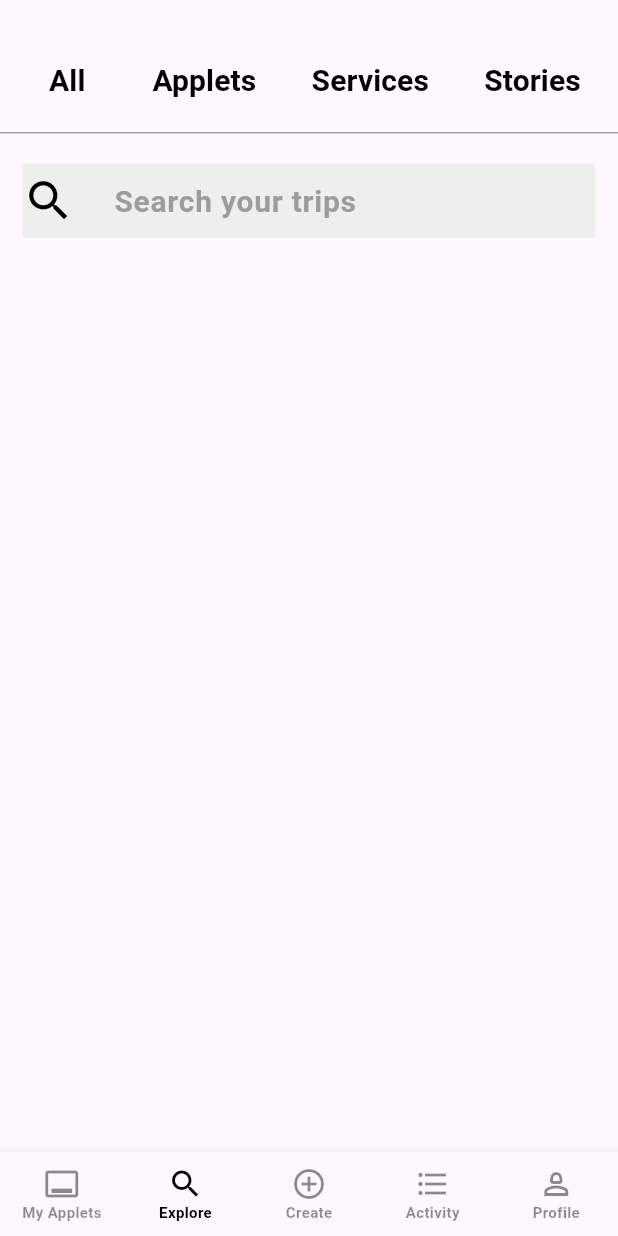
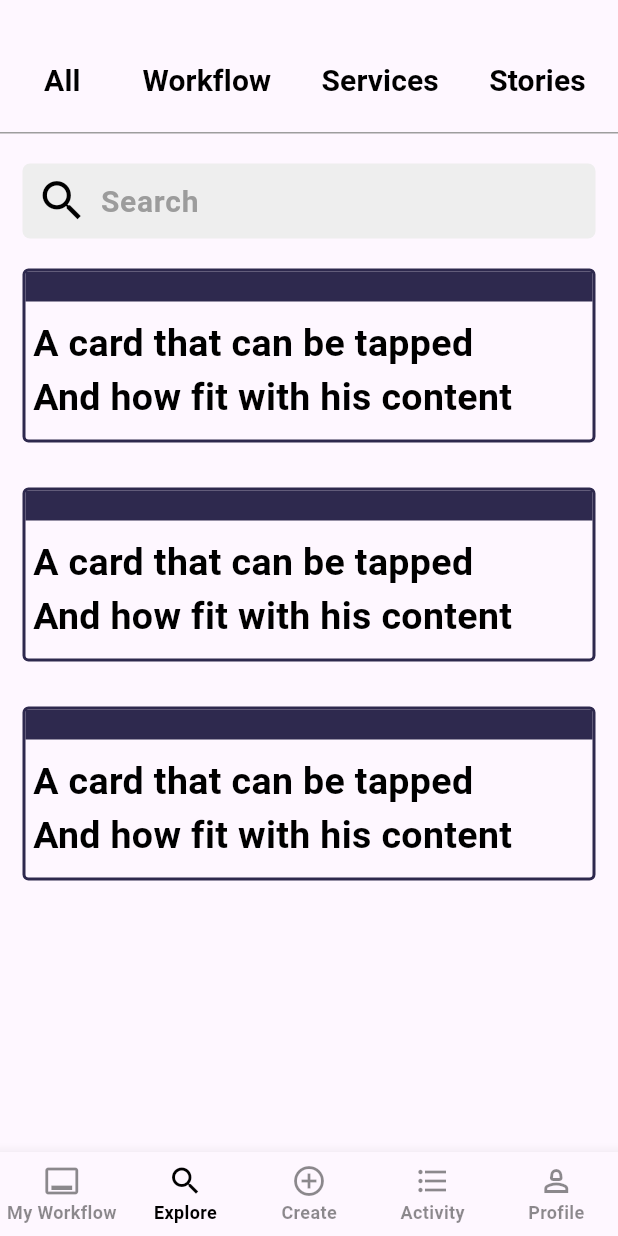
Before and after one commit to Wilson-Epitech/area, a Flutter app: the ExplorePage screen opened directly, on a phone screen of 412 x 824 dp. Run offline on Flutter 3.47's test engine with Material 3 defaults, Android fonts, the phone set to English and light mode, and no system bars; drawn by our look-alikes of auto_size_text.

Commit message:
feat(mobile): :sparkles: card in the explore page

```diff
--- a/lib/explore.dart
+++ b/lib/explore.dart
@@ -1,5 +1,6 @@
 import 'package:flutter/material.dart';
 import 'package:auto_size_text/auto_size_text.dart';
+import 'dart:math';
 
 import "custom_widget.dart";
 import "footer_page.dart";
@@ -7,7 +8,6 @@ import "footer_page.dart";
 class ExplorePage extends StatelessWidget {
   @override
   Widget build(BuildContext context) {
-
     return Scaffold(
       body: SingleChildScrollView (
         child: Column(
@@ -16,10 +16,76 @@ class ExplorePage extends StatelessWidget {
             TopBar(),
             MyDivider(),
             SearchBar(),
+            MyCard(),
+            Padding(padding: EdgeInsets.only(top: 10)),
+            MyCard(),
+            Padding(padding: EdgeInsets.only(top: 10)),
+            MyCard(),
           ],
         ),
       ),
       bottomNavigationBar: FooterNavigationBar(currentIndex: 1),
+    );
+  }
+}
+
+class MyCard extends StatelessWidget {
+  const MyCard({super.key});
+
+  @override
+  Widget build(BuildContext context) {
+    List<Color> colorList = [
+      const Color.fromARGB(255, 46, 41, 78),
+      const Color.fromARGB(255, 44, 110, 252),
+      const Color.fromARGB(255, 228, 64, 95),
+      const Color.fromARGB(255, 29, 185, 84),
+      const Color.fromARGB(255, 205, 65, 43),
+    ];
+
+    int colorIndex = Random().nextInt(colorList.length);
+
+    return Padding(
+      padding: EdgeInsets.symmetric(horizontal: 15, vertical: 10),
+      child: LayoutBuilder(
+        builder: (context, constraints) {
+          return Container(
+            decoration: BoxDecoration(
+              border: Border.all(
+                color: colorList[colorIndex],
+                width: 2.0,
+              ),
+              borderRadius: BorderRadius.circular(4.0),
+            ),
+            child: InkWell(
+              onTap: () {
+                debugPrint('Card tapped.');
+              },
+              child: Column(
+                children: [
+                  SizedBox(
+                    width: constraints.maxWidth,
+                    height: 20,
+                    child: DecoratedBox(
+                      decoration: BoxDecoration(
+                        color: colorList[colorIndex],
+                      ),
+                    ),
+                  ),
+                  Padding(
+                    padding: EdgeInsets.symmetric(horizontal: 5, vertical: 10),
+                    child: SizedBox(
+                    width: constraints.maxWidth,
+                    child: Text( "A card that can be tapped\nAnd how fit with his content",
+                        style: TextStyle(fontSize: 25, fontWeight: FontWeight.bold, color: Colors.black,),
+                      ),
+                    ),
+                  ),
+                ],
+              ),
+            ),
+          );
+        },
+      ),
     );
   }
 }
@@ -36,17 +102,33 @@ class SearchBar extends StatelessWidget {
       child: Container(
         decoration: BoxDecoration(
           color: const Color.fromARGB(255, 238, 238, 238),
-          borderRadius:  BorderRadius.circular(3),
+          borderRadius:  BorderRadius.circular(5),
         ),
         child: TextField(
           decoration: InputDecoration(
-            icon: Icon(Icons.search, size: 35,),
-            iconColor: Colors.black,
-
-            hintStyle: TextStyle(fontSize: 20, color: const Color.fromARGB(255, 156, 156, 156), fontWeight: FontWeight.bold,),
-            hintText: 'Search your trips',
+            prefixIcon: Padding(
+              padding: EdgeInsets.only(left: 5),
+              child: Icon(
+                Icons.search,
+                size: 35,
+                color: Colors.black,
+              ),
+            ),
+            hintStyle: TextStyle(
+              fontSize: 20,
+              color: const Color.fromARGB(255, 156, 156, 156),
+              fontWeight: FontWeight.bold,
+            ),
+            hintText: 'Search',
             border: InputBorder.none,
             contentPadding: EdgeInsets.symmetric(vertical: 10, horizontal: 10),
+            focusedBorder: OutlineInputBorder(
+              borderRadius: BorderRadius.circular(10),
+              borderSide: BorderSide(
+                color: Colors.black,
+                width: 4,
+              ),
+            ),
           ),
         ),
       ),
@@ -71,7 +153,7 @@ class TopBar extends StatelessWidget {
 
         TextButton(
           onPressed: () {},
-          child: AutoSizeText("Applets", style: TextStyle(fontSize: 20, fontWeight: FontWeight.bold, color: Colors.black), maxLines: 1,),
+          child: AutoSizeText("Workflow", style: TextStyle(fontSize: 20, fontWeight: FontWeight.bold, color: Colors.black), maxLines: 1,),
         ),
 
         TextButton(
--- a/lib/footer_page.dart
+++ b/lib/footer_page.dart
@@ -26,19 +26,21 @@ class FooterNavigationBar extends StatelessWidget {
       showUnselectedLabels: true,
       selectedItemColor: Colors.black,
       unselectedItemColor: Colors.black45,
-      selectedLabelStyle: TextStyle(fontSize: 10, fontWeight: FontWeight.bold),
-      unselectedLabelStyle: TextStyle(fontSize: 10, fontWeight: FontWeight.bold),
+      selectedLabelStyle: TextStyle(fontSize: 12, fontWeight: FontWeight.bold),
+      unselectedLabelStyle: TextStyle(fontSize: 12, fontWeight: FontWeight.bold),
       currentIndex: currentIndex,
       onTap: (int index) {
-        Navigator.push(
-          context,
-          MaterialPageRoute(builder: (context) => _pages[index]),
-        );
+        if (index != currentIndex) {
+          Navigator.push(
+            context,
+            MaterialPageRoute(builder: (context) => _pages[index]),
+          );
+        }
       },
       items: const <BottomNavigationBarItem>[
         BottomNavigationBarItem(
           icon: Icon(Icons.call_to_action_outlined),
-          label: 'My Applets',
+          label: 'My Workflow',
         ),
         BottomNavigationBarItem(
           icon: Icon(Icons.search),
--- a/lib/main.dart
+++ b/lib/main.dart
@@ -1,7 +1,6 @@
 import 'package:flutter/material.dart';
 
-import "explore.dart";
-
+import "login_page.dart";
 void main() {
   runApp(MyApp());
 }
@@ -14,7 +13,7 @@ class MyApp extends StatelessWidget {
     return MaterialApp(
       debugShowCheckedModeBanner: false,
       title: 'AREA',
-      home: ExplorePage(),
+      home: LoginPage(),
     );
   }
 }
```
Also changed, not shown: 6 other files.
